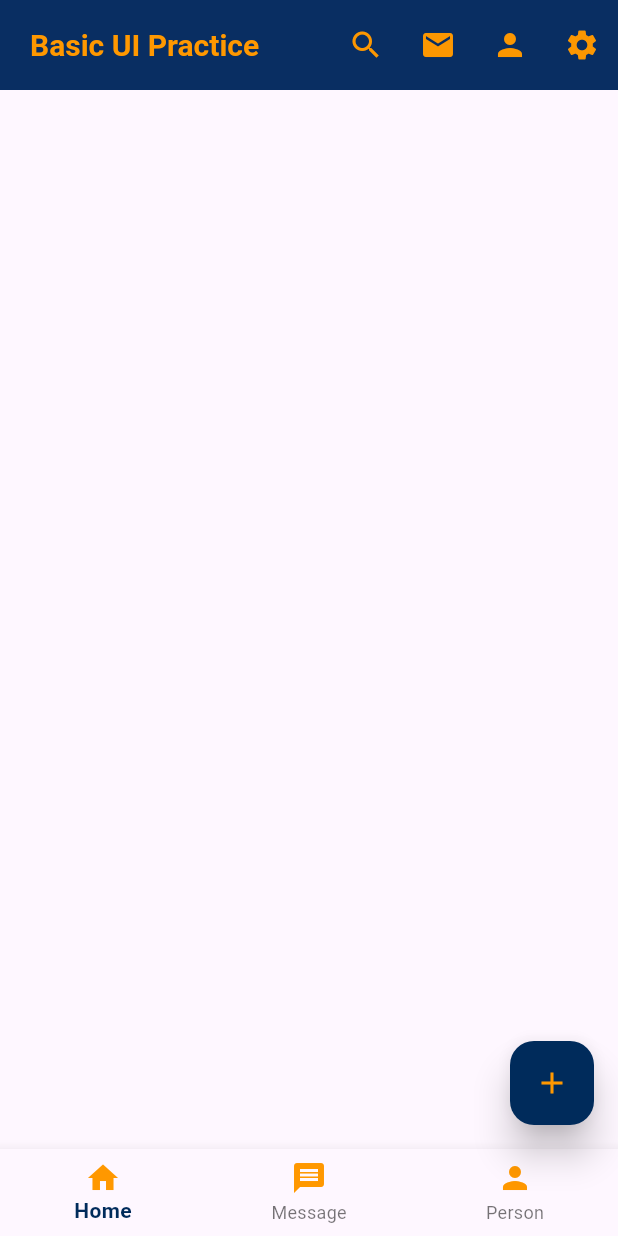
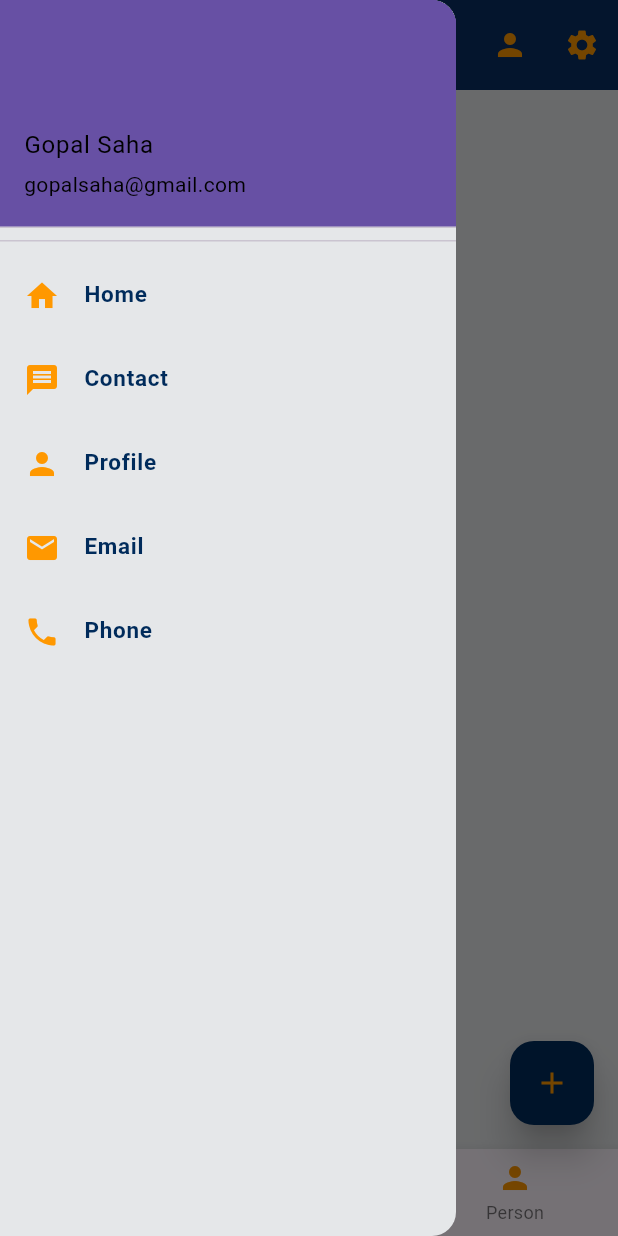
Before and after one commit to GopalSaha27/ui_basic, a Flutter app: the screen it shows after launch, with the side drawer open (before the commit the screen has no drawer), on a phone screen of 412 x 824 dp. Run offline on Flutter 3.47's test engine with Material 3 defaults, Android fonts, the phone set to English and light mode, and no system bars; Roboto replaces fonts that are missing (Time Ne Roman, Time New Roman).

Commit message:
add drawer,listview,listile,body

```diff
--- a/lib/main.dart
+++ b/lib/main.dart
@@ -84,15 +84,139 @@ class HomeActivity extends StatelessWidget {
         onPressed: () {},
       ),
       bottomNavigationBar: BottomNavigationBar(
-
-          currentIndex: 0,
-          selectedItemColor: Color(0xFF002B5B),
-          selectedLabelStyle: const TextStyle(fontWeight: FontWeight.bold),
-          items: const [
-        BottomNavigationBarItem(icon: Icon(Icons.home,color: Colors.orange,), label: "Home",),
-        BottomNavigationBarItem(icon: Icon(Icons.message,color: Colors.orange,), label: "Message",),
-        BottomNavigationBarItem(icon: Icon(Icons.person,color: Colors.orange,), label: "Person",),
-      ]),
+        currentIndex: 0,
+        selectedItemColor: Color(0xFF002B5B),
+        selectedLabelStyle: const TextStyle(fontWeight: FontWeight.bold),
+        items: const [
+          BottomNavigationBarItem(
+            icon: Icon(
+              Icons.home,
+              color: Colors.orange,
+            ),
+            label: "Home",
+          ),
+          BottomNavigationBarItem(
+            icon: Icon(
+              Icons.message,
+              color: Colors.orange,
+            ),
+            label: "Message",
+          ),
+          BottomNavigationBarItem(
+            icon: Icon(
+              Icons.person,
+              color: Colors.orange,
+            ),
+            label: "Person",
+          ),
+        ],
+      ),
+      drawer: Drawer(
+        child: ListView(
+          children: [
+            DrawerHeader(
+              padding: EdgeInsets.all(0),
+              child: UserAccountsDrawerHeader(
+                accountName: const Text(
+                  "Gopal Saha",
+                  style: TextStyle(
+                    color: Colors.black,
+                  ),
+                ),
+                accountEmail: const Text(
+                  "gopalsaha@gmail.com",
+                  style: TextStyle(
+                    color: Colors.black,
+                  ),
+                ),
+              ),
+            ),
+            ListTile(
+              leading: const Icon(
+                Icons.home,
+                color: Colors.orange,
+              ),
+              title: const Text(
+                "Home",
+                style: TextStyle(
+                  color: Color(0xFF002B5B),
+                  fontWeight: FontWeight.bold,
+                  fontSize: 15,
+                ),
+              ),
+            ),
+            ListTile(
+              leading: const Icon(
+                Icons.message,
+                color: Colors.orange,
+              ),
+              title: const Text(
+                "Contact",
+                style: TextStyle(
+                  color: Color(0xFF002B5B),
+                  fontWeight: FontWeight.bold,
+                  fontSize: 15,
+                ),
+              ),
+            ),
+            ListTile(
+              leading: const Icon(
+                Icons.person,
+                color: Colors.orange,
+              ),
+              title: const Text(
+                "Profile",
+                style: TextStyle(
+                  color: Color(0xFF002B5B),
+                  fontWeight: FontWeight.bold,
+                  fontSize: 15,
+                ),
+              ),
+            ),
+            ListTile(
+              leading: const Icon(
+                Icons.email,
+                color: Colors.orange,
+              ),
+              title: const Text(
+                "Email",
+                style: TextStyle(
+                  color: Color(0xFF002B5B),
+                  fontWeight: FontWeight.bold,
+                  fontSize: 15,
+                ),
+              ),
+            ),
+            ListTile(
+              leading: const Icon(
+                Icons.phone,
+                color: Colors.orange,
+              ),
+              title: const Text(
+                "Phone",
+                style: TextStyle(
+                  color: Color(0xFF002B5B),
+                  fontWeight: FontWeight.bold,
+                  fontSize: 15,
+                ),
+              ),
+            ),
+          ],
+        ),
+        backgroundColor: Color(0xFFE5E7E9),
+      ),
+      body: const Center(
+        child: Text(
+          "Basic App",
+          style: TextStyle(
+            fontSize: 25,
+            fontFamily: 'Time New Roman',
+            color: Color(0xFF002B5B),
+            fontWeight: FontWeight.bold,
+          ),
+        ),
+      ),
+      backgroundColor: Color(0xFFE5E7E9),
     );
   }
 }
```
